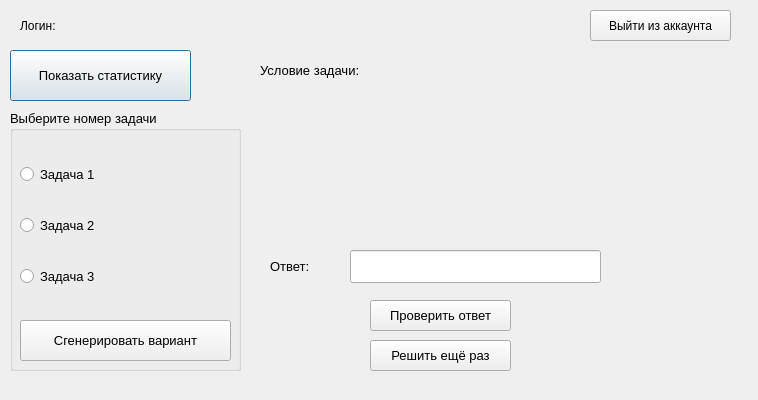
Before: the Qt Designer form client/task.ui in wilssuur/project, drawn with Qt 5.
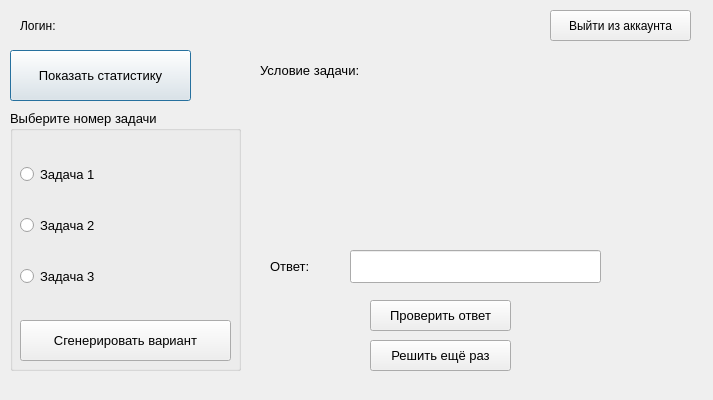
After: the same form once the commit is applied.

The edit to the form file:
```diff
--- a/client/task.ui
+++ b/client/task.ui
@@ -6,7 +6,7 @@
    <rect>
     <x>0</x>
     <y>0</y>
-    <width>758</width>
+    <width>713</width>
     <height>400</height>
    </rect>
   </property>
@@ -34,7 +34,7 @@
   <widget class="QPushButton" name="leavaccountButton">
    <property name="geometry">
     <rect>
-     <x>590</x>
+     <x>550</x>
      <y>10</y>
      <width>141</width>
      <height>31</height>
```
